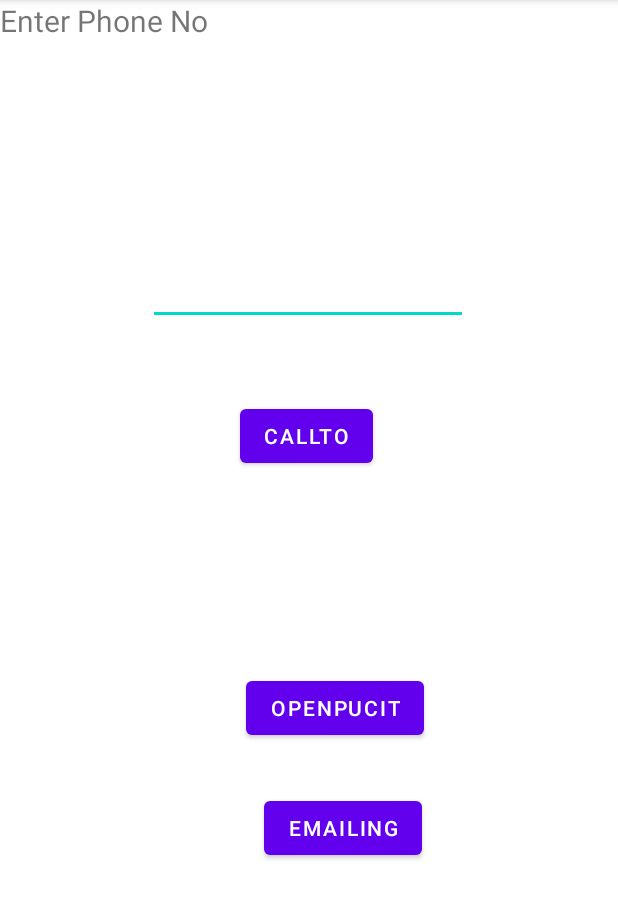
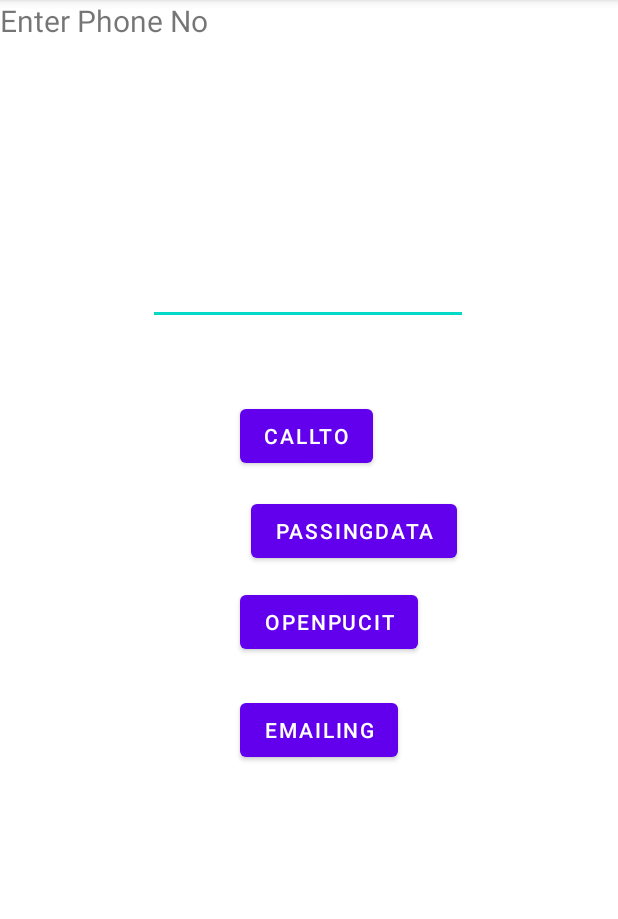
Before and after one commit to MuhammadAdil006/Intents-and-its-types-Practices, an Android app: the screen it shows after launch (MainActivity), on a phone screen of 412 x 824 dp, the part 84-1003 px from its top. Run offline under Robolectric (Android 15) with nearby library versions, the phone set to English and light mode, and no system bars.

Commit message:
intents with passing data

```diff
--- a/app/src/main/java/com/example/intentsanditstypespractices/MainActivity.java
+++ b/app/src/main/java/com/example/intentsanditstypespractices/MainActivity.java
@@ -12,7 +12,7 @@ import android.widget.EditText;
 import java.net.URI;
 
 public class MainActivity extends AppCompatActivity implements View.OnClickListener {
-Button call,email,web;
+Button call,email,web,data;
 EditText phoneN;
     @Override
     protected void onCreate(Bundle savedInstanceState) {
@@ -21,10 +21,12 @@ EditText phoneN;
         call=(Button) findViewById(R.id.CallTo) ;
         web=(Button) findViewById(R.id.web) ;
        email=(Button) findViewById(R.id.Mailing) ;
+       data=(Button) findViewById(R.id.data) ;
         phoneN=(EditText) findViewById(R.id.PhoneNo);
         call.setOnClickListener(this);
         email.setOnClickListener(this);
         web.setOnClickListener(this);
+        data.setOnClickListener(this);
 
     }
 
@@ -53,6 +55,14 @@ EditText phoneN;
             intent3.putExtra(Intent.EXTRA_SUBJECT,"something related to subject");
 
             startActivity(intent3);
+        }else if(view.getId()==R.id.data)
+        {
+
+            Intent intent3= new Intent(MainActivity.this,EmailIntents.class);
+            String msg="this is some message";
+            intent3.putExtra("msg",msg);
+
+            startActivity(intent3);
         }
     }
 }
--- a/app/src/main/res/layout/activity_main.xml
+++ b/app/src/main/res/layout/activity_main.xml
@@ -44,8 +44,8 @@
         android:id="@+id/web"
         android:layout_width="wrap_content"
         android:layout_height="wrap_content"
-        android:layout_marginStart="164dp"
-        android:layout_marginTop="133dp"
+        android:layout_marginStart="160dp"
+        android:layout_marginTop="76dp"
         android:text="OpenPucit"
         app:layout_constraintStart_toStartOf="parent"
         app:layout_constraintTop_toBottomOf="@+id/CallTo" />
@@ -54,9 +54,19 @@
         android:id="@+id/Mailing"
         android:layout_width="wrap_content"
         android:layout_height="wrap_content"
-        android:layout_marginStart="176dp"
-        android:layout_marginTop="32dp"
+        android:layout_marginStart="160dp"
+        android:layout_marginTop="24dp"
         android:text="Emailing"
         app:layout_constraintStart_toStartOf="parent"
         app:layout_constraintTop_toBottomOf="@+id/web" />
+
+    <Button
+        android:id="@+id/data"
+        android:layout_width="wrap_content"
+        android:layout_height="wrap_content"
+        android:layout_marginStart="167dp"
+        android:layout_marginTop="15dp"
+        android:text="passingData"
+        app:layout_constraintStart_toStartOf="parent"
+        app:layout_constraintTop_toBottomOf="@+id/CallTo" />
 </androidx.constraintlayout.widget.ConstraintLayout>
```
Also changed, not shown: app/src/main/java/com/example/intentsanditstypespractices/EmailIntents.java (+8 -0 lines), app/src/main/res/layout/activity_email_intents2.xml (+11 -0 lines).
